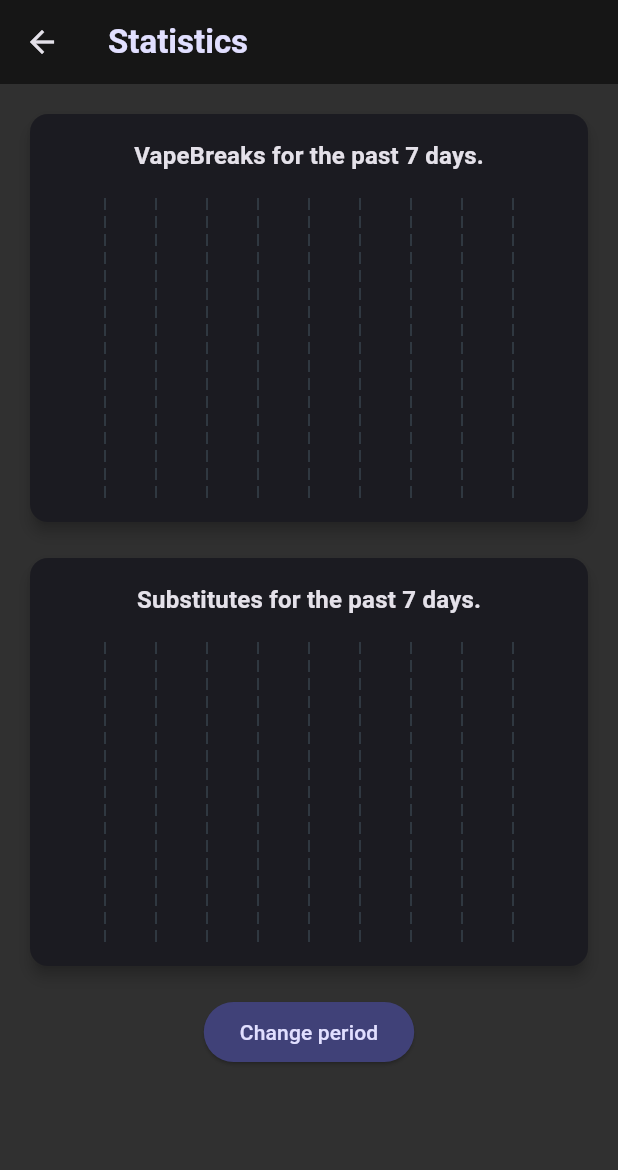
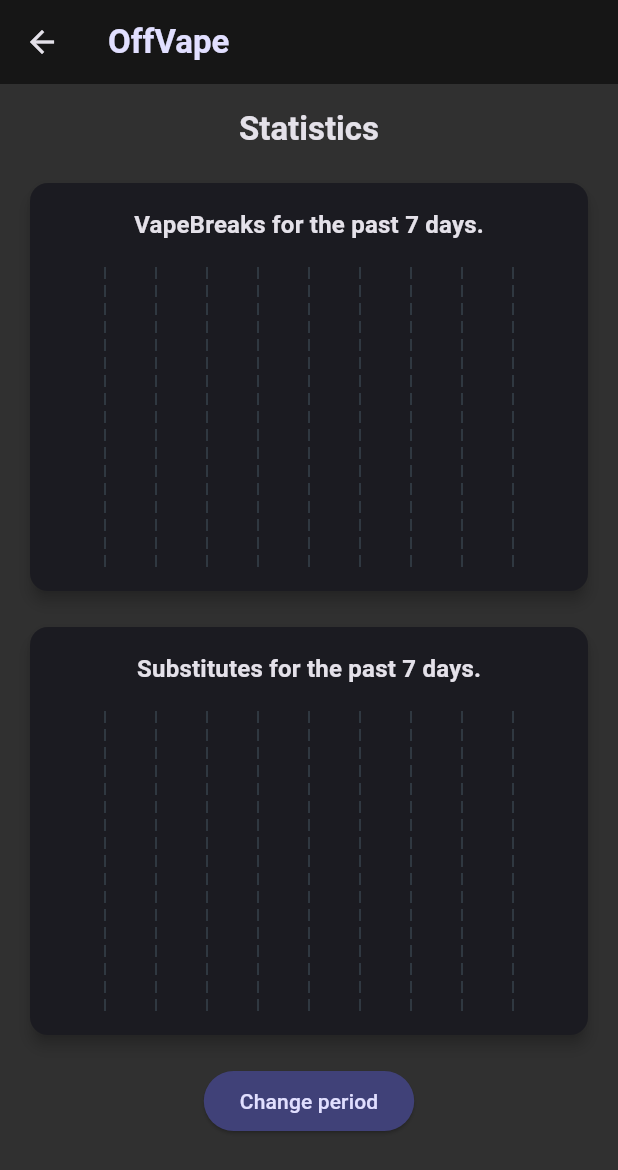
Before and after one commit to mihakonceptcorn/OffVape, a Flutter app: the StatisticsScreen screen opened directly, on a phone screen of 412 x 824 dp. Shown: the top 1170 px of the screen. Run offline on Flutter 3.47's test engine with Material 3 defaults, Android fonts, the phone set to English and light mode, and no system bars; drawn by our look-alikes of fl_chart; our stand-ins replace flutter_riverpod, google_fonts, shared_preferences, sqflite; accounts and stored records are empty.

Commit message:
stats title

```diff
--- a/lib/screens/statistics.dart
+++ b/lib/screens/statistics.dart
@@ -133,7 +133,7 @@ class _StatisticsScreenState extends ConsumerState<StatisticsScreen> {
     return Scaffold(
       appBar: AppBar(
         title: Text(
-          AppLocalizations.of(context)!.statsTitle,
+          'OffVape',
           style: Theme.of(context).textTheme.titleLarge!.copyWith(
             color: Theme.of(context).colorScheme.onPrimaryContainer,
             fontWeight: FontWeight.bold,
@@ -154,6 +154,14 @@ class _StatisticsScreenState extends ConsumerState<StatisticsScreen> {
                   return Column(
                     crossAxisAlignment: CrossAxisAlignment.center,
                     children: [
+                      Text(
+                        AppLocalizations.of(context)!.statsTitle,
+                        style: Theme.of(context).textTheme.titleLarge!.copyWith(
+                          color: Theme.of(context).colorScheme.onSurface,
+                          fontWeight: FontWeight.bold,
+                        ),
+                      ),
+                      const SizedBox(height: 18),
                       Card(
                         elevation: 4.0,
                         child: Padding(
```
Also changed, not shown: 1 other file.
